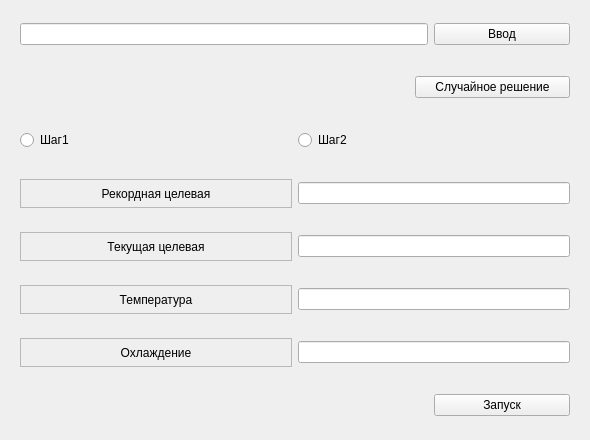
Mirali77/SportsScheduling, file SportsScheduling/heavymenuwidget.ui: the form before one commit.
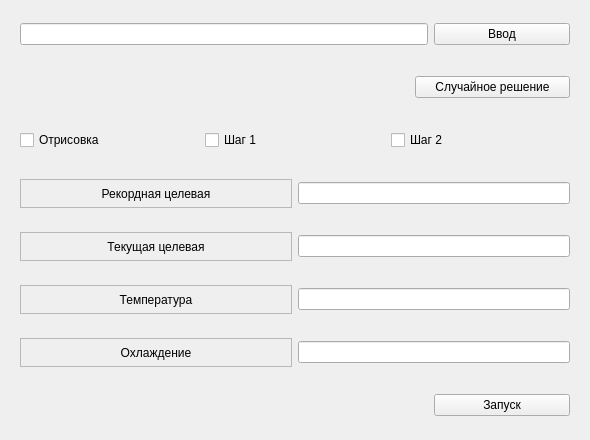
The form after the commit.

Patch:
```diff
--- a/SportsScheduling/heavymenuwidget.ui
+++ b/SportsScheduling/heavymenuwidget.ui
@@ -52,18 +52,25 @@
    </item>
    <item>
     <widget class="QWidget" name="widget_10" native="true">
-     <layout class="QHBoxLayout" name="horizontalLayout_8" stretch="1,1">
+     <layout class="QHBoxLayout" name="horizontalLayout_8" stretch="1,1,1">
       <item>
-       <widget class="QRadioButton" name="radioButton">
+       <widget class="QCheckBox" name="checkBox">
         <property name="text">
-         <string>Шаг1</string>
+         <string>Отрисовка</string>
         </property>
        </widget>
       </item>
       <item>
-       <widget class="QRadioButton" name="radioButton_2">
+       <widget class="QCheckBox" name="checkBox_3">
         <property name="text">
-         <string>Шаг2</string>
+         <string>Шаг 1</string>
+        </property>
+       </widget>
+      </item>
+      <item>
+       <widget class="QCheckBox" name="checkBox_2">
+        <property name="text">
+         <string>Шаг 2</string>
         </property>
        </widget>
       </item>
```
